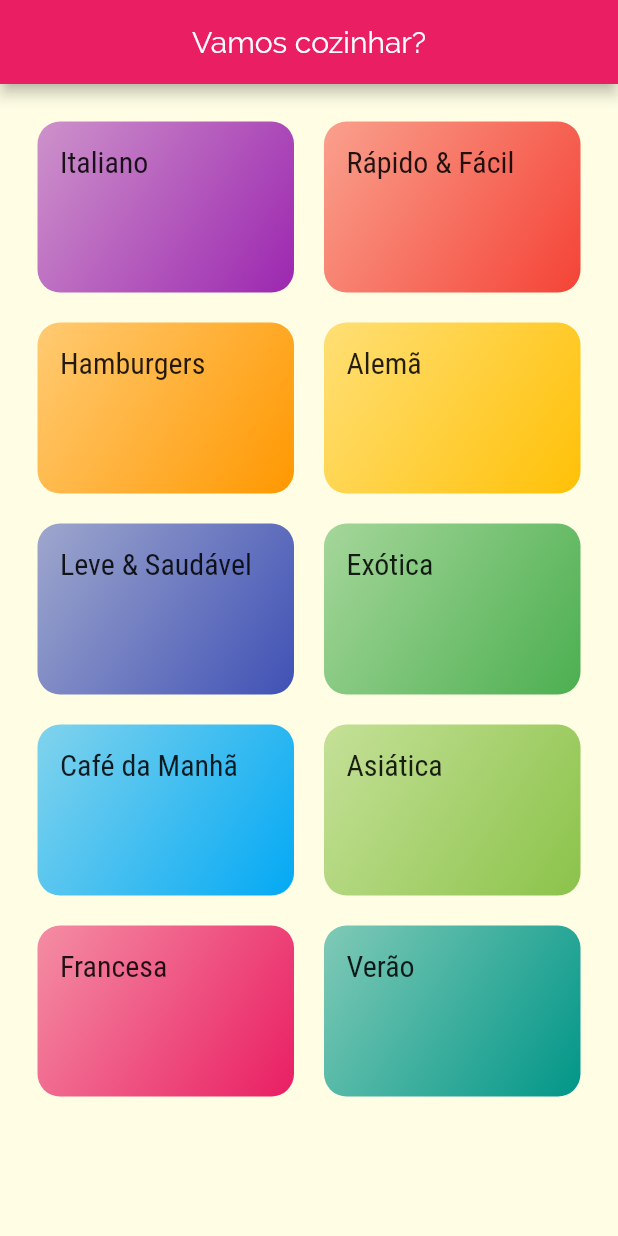
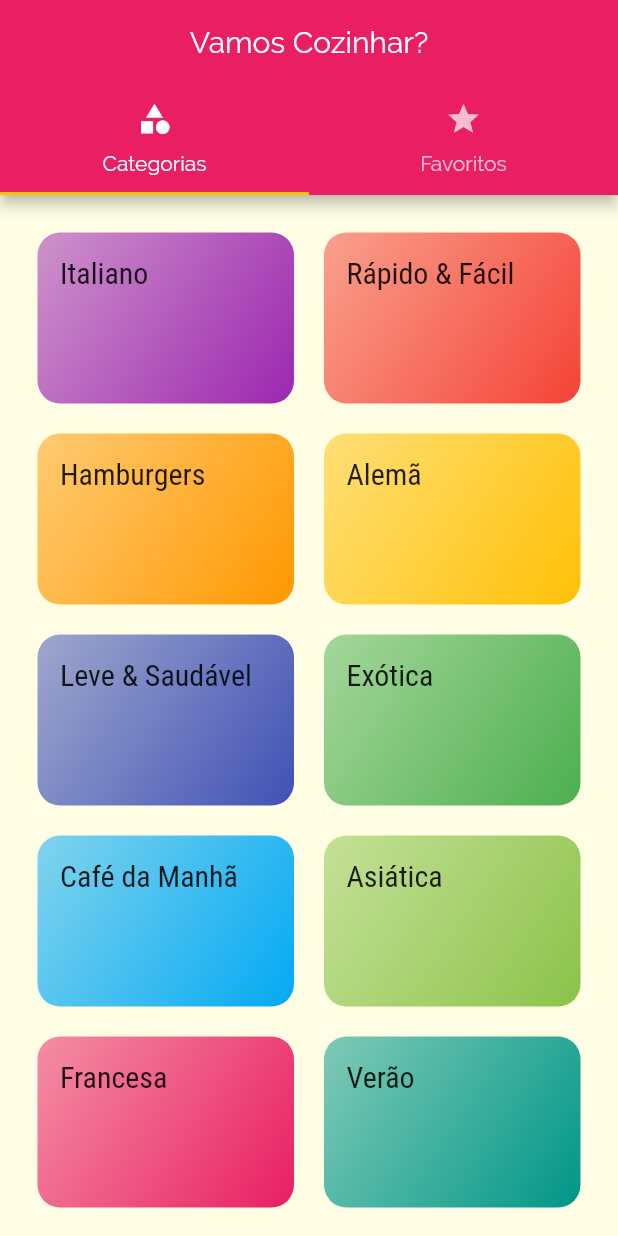
Before and after one commit to machado-jose/menus_flutter, a Flutter app: the screen it shows after launch, on a phone screen of 412 x 824 dp. Run offline on Flutter 3.47's test engine with Material 2 defaults, Android fonts, the phone set to English and light mode, and no system bars.

Commit message:
Creating meal details screen and adding TabBar

```diff
--- a/lib/main.dart
+++ b/lib/main.dart
@@ -1,7 +1,7 @@
 import 'package:flutter/material.dart';
 import 'package:menus/screens/categories_meals_screen.dart';
-import 'package:menus/screens/categories_screen.dart';
 import 'package:menus/screens/meals_details_screen.dart';
+import 'package:menus/screens/tabs_screen.dart';
 
 import 'utils/app_routes.dart';
 
@@ -25,7 +25,7 @@ class MyApp extends StatelessWidget {
         ),
       ),
       routes: {
-        AppRoutes.HOME: (ctx) => CategoriesScreen(),
+        AppRoutes.HOME: (ctx) => TabsScreen(),
         AppRoutes.CATEGORIES_MEALS: (ctx) => CategoriesMealsScreen(),
         AppRoutes.MEAL_DETAIL: (ctx) => MealsDetailsScreen(),
       },
--- a/lib/screens/categories_screen.dart
+++ b/lib/screens/categories_screen.dart
@@ -5,18 +5,7 @@ import 'package:menus/data/dummy_data.dart';
 class CategoriesScreen extends StatelessWidget {
   @override
   Widget build(BuildContext context) {
-    return Scaffold(
-      appBar: AppBar(
-        title: Row(
-          mainAxisAlignment: MainAxisAlignment.center,
-          children: <Widget>[
-            Text(
-              'Vamos cozinhar?',
-            ),
-          ],
-        ),
-      ),
-      body: GridView(
+    return GridView(
         padding: const EdgeInsets.all(25),
         // Sliver -> Área com scroll
         gridDelegate: SliverGridDelegateWithMaxCrossAxisExtent(
@@ -28,7 +17,6 @@ class CategoriesScreen extends StatelessWidget {
         children: DUMMY_CATEGORIES.map((cat) {
           return CategoryItem(cat);
         }).toList(),
-      ),
     );
   }
 }
--- /dev/null
+++ b/lib/screens/tabs_screen.dart
@@ -0,0 +1,39 @@
+import 'package:flutter/material.dart';
+
+import 'categories_screen.dart';
+import 'favorite_screen.dart';
+
+class TabsScreen extends StatelessWidget {
+  @override
+  Widget build(BuildContext context) {
+    return DefaultTabController(
+      length: 2,
+      child: Scaffold(
+        appBar: AppBar(
+          title: Row(
+            mainAxisAlignment: MainAxisAlignment.center,
+            children: <Widget>[
+              Text('Vamos Cozinhar?'),
+            ],
+          ),
+          bottom: TabBar(
+            tabs: [
+              Tab(
+                icon: Icon(Icons.category),
+                text: 'Categorias',
+              ),
+              Tab(
+                icon: Icon(Icons.star),
+                text: 'Favoritos',
+              ),
+            ],
+          ),
+        ),
+        body: TabBarView(children: [
+          CategoriesScreen(),
+          FavoriteScreen(),
+        ]),
+      ),
+    );
+  }
+}
```
Also changed, not shown: lib/screens/favorite_screen.dart (added, +10 -0 lines), lib/screens/meals_details_screen.dart (+76 -2 lines).
